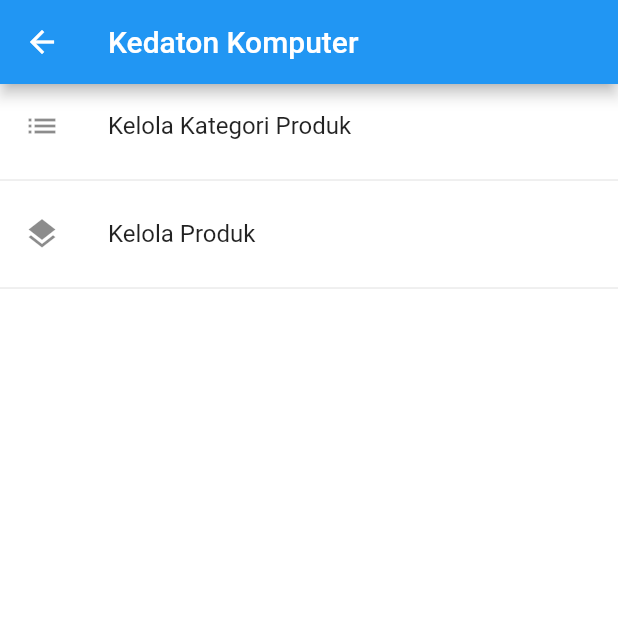
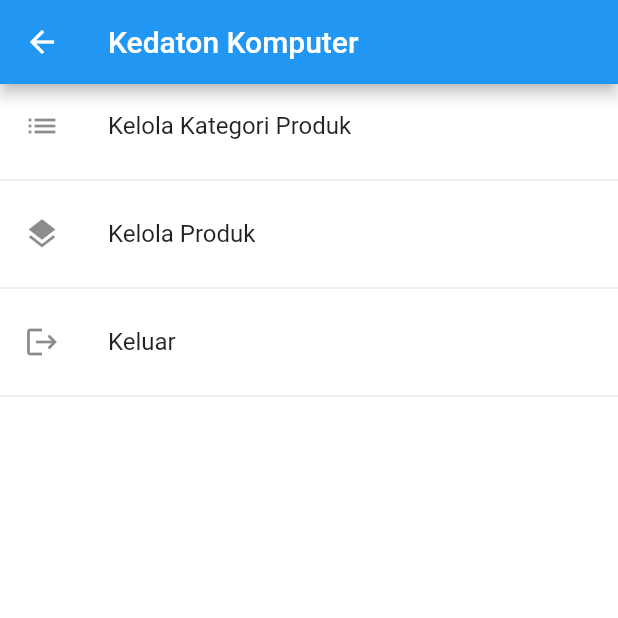
Before and after one commit to nixuiui/toko_komputer, a Flutter app: the HomePage screen opened directly, after a tap on the "people" icon, on a phone screen of 412 x 824 dp, the top half of it. Run offline on Flutter 3.47's test engine with Material 2 defaults, Android fonts, the phone set to English and light mode, and no system bars; our stand-ins replace bloc, connectivity, dio, equatable, flutter_bloc, flutter_image_compress and 3 more; missing offline and left inert: indonesia; accounts and stored records are empty; network calls fail.

Commit message:
update cuy

```diff
--- a/lib/core/bloc/auth/auth_event.dart
+++ b/lib/core/bloc/auth/auth_event.dart
@@ -25,6 +25,8 @@ class Login extends AuthEvent {
   @override
   List<Object> get props => [username, password];
 }
+
+class Logout extends AuthEvent {}
 
 class Register extends AuthEvent {
   final AccountModel data;
@@ -62,5 +64,3 @@ class UpdateProfile extends AuthEvent {
   @override
   List<Object> get props => [data];
 }
-
-class Logout extends AuthEvent {}
--- a/lib/core/bloc/category/category_bloc.dart
+++ b/lib/core/bloc/category/category_bloc.dart
@@ -6,8 +6,6 @@ import 'package:toko_komputer/core/bloc/category/category_state.dart';
 
 class CategoryBloc extends Bloc<CategoryEvent, CategoryState> {
   final api = CategoryApi();
-  int page = 1;
-  int limit = 10;
 
   CategoryBloc() : super(CategoryUninitialized());
 
--- a/lib/core/bloc/category/category_state.dart
+++ b/lib/core/bloc/category/category_state.dart
@@ -18,9 +18,6 @@ class CategoryLoaded extends CategoryState {
   const CategoryLoaded({
     @required this.data,
   });
-
-  @override
-  List<Object> get props => [data];
 }
 
 class CategoryCreated extends CategoryState {}
--- a/lib/main.dart
+++ b/lib/main.dart
@@ -1,7 +1,10 @@
 import 'package:flutter/material.dart';
+import 'package:flutter_bloc/flutter_bloc.dart';
+import 'package:toko_komputer/helper/bloc_delegate.dart';
 import 'package:toko_komputer/ui/pages/splash_screen.dart';
 
 void main() {
+  Bloc.observer = SimpleBlocDelegate();
   runApp(MyApp());
 }
 
--- a/lib/ui/items/product_item.dart
+++ b/lib/ui/items/product_item.dart
@@ -1,9 +1,14 @@
 import 'package:flutter/material.dart';
+import 'package:toko_komputer/core/model/product_model.dart';
+import 'package:indonesia/indonesia.dart';
 
 class ProductItem extends StatelessWidget {
   const ProductItem({
     Key key,
+    this.product
   }) : super(key: key);
+
+  final Product product;
 
   @override
   Widget build(BuildContext context) {
@@ -11,8 +16,8 @@ class ProductItem extends StatelessWidget {
       padding: EdgeInsets.all(16),
       child: Row(
         children: [
-          Image.asset(
-            "assets/mouse.jpg",
+          Image.network(
+            product.images.length > 0 ? product.images[0] : "",
             width: 100,
             height: 100,
             fit: BoxFit.cover,
@@ -23,14 +28,14 @@ class ProductItem extends StatelessWidget {
               crossAxisAlignment: CrossAxisAlignment.start,
               children: [
                 Text(
-                  "Mouse",
+                  product.name,
                   style: TextStyle(
                     fontSize: 20,
                     fontWeight: FontWeight.w700
                   ),
                 ),
                 Text(
-                  "Rp 20.000",
+                  rupiah(product.sellPrice),
                   style: TextStyle(
                     fontSize: 20,
                     fontWeight: FontWeight.w700
--- a/lib/ui/pages/admin/category/category_page.dart
+++ b/lib/ui/pages/admin/category/category_page.dart
@@ -80,6 +80,7 @@ class _CategoryPageState extends State<CategoryPage> {
               ),
               Container(
                 padding: EdgeInsets.all(16),
+                width: MediaQuery.of(context).size.width,
                 child: RaisedButton(
                   child: Text("Tambah Kategori"),
                   onPressed: () => Navigator.push(context, MaterialPageRoute(
--- a/lib/ui/pages/admin/home_admin.dart
+++ b/lib/ui/pages/admin/home_admin.dart
@@ -1,6 +1,11 @@
 import 'package:flutter/material.dart';
+import 'package:flutter_bloc/flutter_bloc.dart';
+import 'package:toko_komputer/core/bloc/auth/auth_bloc.dart';
+import 'package:toko_komputer/core/bloc/auth/auth_event.dart';
+import 'package:toko_komputer/core/bloc/auth/auth_state.dart';
 import 'package:toko_komputer/ui/pages/admin/category/category_page.dart';
 import 'package:toko_komputer/ui/pages/admin/product/product_page.dart';
+import 'package:toko_komputer/ui/pages/home_page.dart';
 
 class HomeAdminPage extends StatefulWidget {
   @override
@@ -9,9 +14,22 @@ class HomeAdminPage extends StatefulWidget {
 
 class _HomeAdminPageState extends State<HomeAdminPage> {
 
+  var bloc = AuthBloc();
+
   @override
   Widget build(BuildContext context) {
-    return Scaffold(
+    return BlocListener(
+      cubit: bloc,
+      listener: (context, state) {
+        if(state is AuthUnauthenticated) {
+          Navigator.pushAndRemoveUntil(
+            context,
+            MaterialPageRoute(builder: (context) => HomePage()),
+            (route) => false
+          );
+        }
+      },
+      child: Scaffold(
         backgroundColor: Colors.white,
         appBar: AppBar(
           title: Text("Kedaton Komputer"),
@@ -34,8 +52,15 @@ class _HomeAdminPageState extends State<HomeAdminPage> {
               ))
             ),
             Divider(),
+            ListTile(
+              leading: Icon(Icons.logout),
+              title: Text("Keluar"),
+              onTap: () => bloc.add(Logout())
+            ),
+            Divider(),
           ],
         )
+      ),
     );
   }
 }
--- a/lib/ui/pages/home_page.dart
+++ b/lib/ui/pages/home_page.dart
@@ -1,4 +1,10 @@
 import 'package:flutter/material.dart';
+import 'package:flutter_bloc/flutter_bloc.dart';
+import 'package:toast/toast.dart';
+import 'package:toko_komputer/core/bloc/product/product_bloc.dart';
+import 'package:toko_komputer/core/bloc/product/product_event.dart';
+import 'package:toko_komputer/core/bloc/product/product_state.dart';
+import 'package:toko_komputer/core/model/product_model.dart';
 import 'package:toko_komputer/helper/shared_preferences.dart';
 import 'package:toko_komputer/ui/items/product_item.dart';
 import 'package:toko_komputer/ui/pages/admin/home_admin.dart';
@@ -13,16 +19,40 @@ class HomePage extends StatefulWidget {
 class _HomePageState extends State<HomePage> {
 
   var isAuthenticated = false;
+  var bloc = ProductBloc();
+  var products = <Product>[];
 
   @override
   void initState() {
-    SharedPreferencesHelper.isAuthenticated().then((value) => setState(() => isAuthenticated = value));
+    start();
+    bloc.add(LoadProducts(isRefresh: true));
     super.initState();
+  }
+
+  start () async {
+    setState(() async {
+      print("isAuthenticated2");
+      print(isAuthenticated);
+      isAuthenticated = await SharedPreferencesHelper.isAuthenticated();
+      print("isAuthenticated2");
+      print(isAuthenticated);
+    });
   }
 
   @override
   Widget build(BuildContext context) {
-    return Scaffold(
+    return BlocListener(
+      cubit: bloc,
+      listener: (context, state) {
+        if(state is ProductLoaded) {
+          setState(() {
+            products = state.data;
+          });
+        } else if (state is ProductFailure) {
+          Toast.show(state.error, context);
+        }
+      },
+      child: Scaffold(
         appBar: AppBar(
           title: Text("HOME"),
           actions: [
@@ -35,7 +65,7 @@ class _HomePageState extends State<HomePage> {
           ],
         ),
         body: ListView.separated(
-        itemCount: 20,
+          itemCount: products.length,
           separatorBuilder: (context, index) => Divider(),
           itemBuilder: (context, index) {
             return GestureDetector(
@@ -43,9 +73,10 @@ class _HomePageState extends State<HomePage> {
               onTap: () => Navigator.push(context, MaterialPageRoute(
                 builder: (context) => ProductDetail()
               )),
-            child: ProductItem()
+              child: ProductItem(product: products[index]),
             );
           },
+        ),
       ),
     );
   }
--- a/pubspec.yaml
+++ b/pubspec.yaml
@@ -30,10 +30,11 @@ dependencies:
   cupertino_icons: ^1.0.0
   dio: ^3.0.10
   connectivity: ^0.4.8+6
-  shared_preferences: ^0.5.6+3
   flutter_bloc: ^6.0.1
   equatable: ^1.1.1
   toast: ^0.1.5
+  indonesia: ^1.0.1
+  shared_preferences: ^0.5.6+3
   http: ^0.12.2
   path_provider: ^1.6.9
   camera: ^0.5.8+2
```
Also changed, not shown: lib/core/api/main_api.dart (+31 -57 lines), lib/core/bloc/auth/auth_bloc.dart (+32 -34 lines), lib/core/model/option_model.dart (+6 -6 lines), lib/helper/shared_preferences.dart (+15 -15 lines), lib/ui/pages/admin/product/product_form.dart (+19 -17 lines), pubspec.lock, 1 other file. Lines whose indentation alone changed are shown as unchanged.
